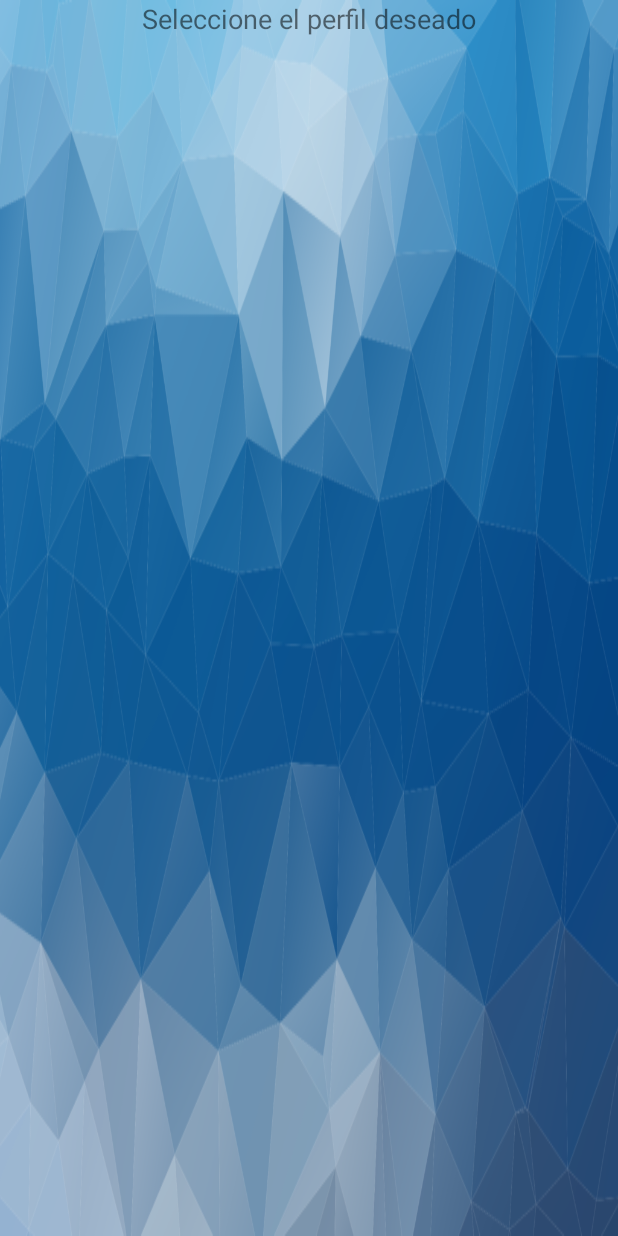
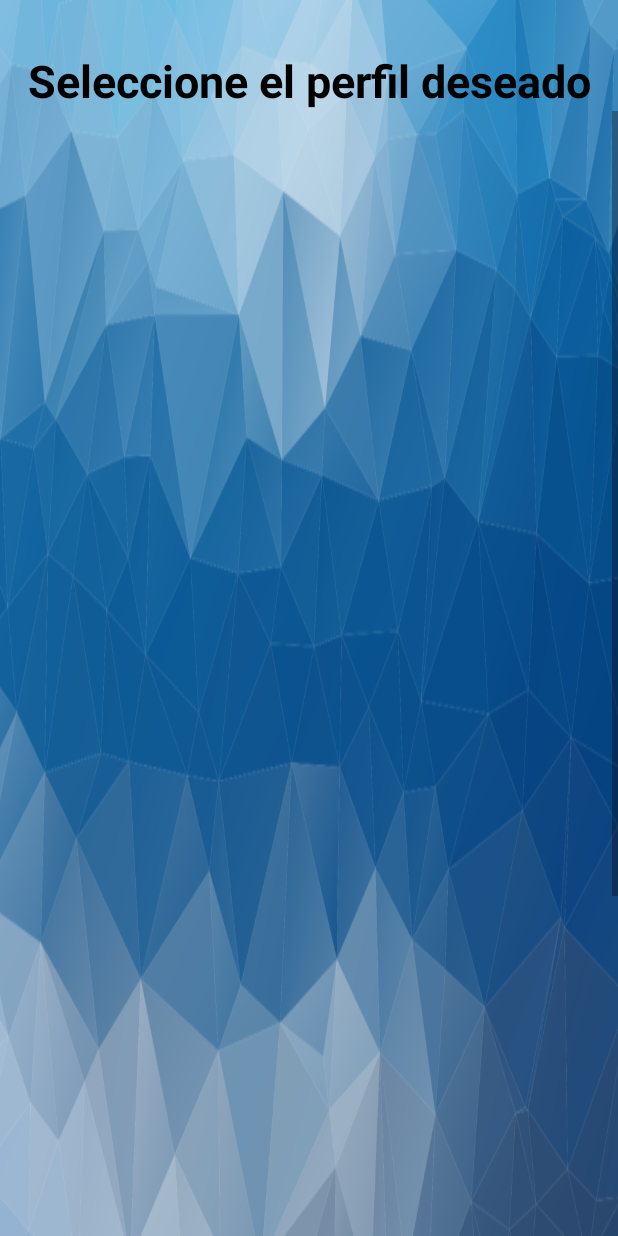
Before and after one commit to soa-1c2019-unlam/SMARTE, an Android app: the IniciarPerfiles screen opened directly, with no data from a screen before it, on a phone screen of 412 x 824 dp. Run offline under Robolectric (Android 15) with nearby library versions, the phone set to English and light mode, and no system bars; our stand-ins replace Firebase (no records; nobody signed in at launch, a user with empty details on screens opened directly).

Commit message:
Optimización abm perfiles e Iniciar perfiles.

```diff
--- a/Android/app/src/main/java/com/example/smarteapp2/IniciarPerfiles.java
+++ b/Android/app/src/main/java/com/example/smarteapp2/IniciarPerfiles.java
@@ -1,14 +1,104 @@
 package com.example.smarteapp2;
 
+import android.content.Intent;
 import android.os.Bundle;
+import android.support.annotation.NonNull;
 import android.support.v7.app.AppCompatActivity;
+import android.util.Log;
+import android.view.View;
+import android.widget.AdapterView;
+import android.widget.ArrayAdapter;
+import android.widget.Button;
+import android.widget.ListView;
+import android.widget.Toast;
+
+import com.google.firebase.FirebaseApp;
+import com.google.firebase.database.DataSnapshot;
+import com.google.firebase.database.DatabaseError;
+import com.google.firebase.database.DatabaseReference;
+import com.google.firebase.database.FirebaseDatabase;
+import com.google.firebase.database.ValueEventListener;
+
+import java.util.ArrayList;
+import java.util.List;
 
 public class IniciarPerfiles extends AppCompatActivity {
+
+    private static final String TAG = "IniciarPerfiles";
+    FirebaseDatabase firebaseDataBase;
+    DatabaseReference databaseReference;
+
+    private List<Perfil> perfilList = new ArrayList<Perfil>();
+    ArrayAdapter<Perfil> arrayAdapterPerfil;
+
+    ListView listaPerfiles;
+    Perfil perfilSeleccionado;
+    Button iniciarPerfilButton;
 
     @Override
     protected void onCreate(Bundle savedInstanceState) {
         super.onCreate(savedInstanceState);
         setContentView(R.layout.activity_iniciar_perfiles);
 
+        listaPerfiles = findViewById(R.id.listaPerfiles);
+        iniciarPerfilButton = findViewById(R.id.iniciarPerfilbutton);
+
+        inicializarFirebase();
+
+        ListarDatos();
+
+        listaPerfiles.setOnItemClickListener(new AdapterView.OnItemClickListener(){
+
+        @Override
+        public void onItemClick(AdapterView<?> parent, View view, int position, long id) {
+                perfilSeleccionado = (Perfil) parent.getItemAtPosition(position);
+                iniciarPerfilButton.setVisibility(View.VISIBLE);
+                iniciarPerfilButton.setText("Iniciar " + perfilSeleccionado.getNombre());
+            }
+        });
+
+        iniciarPerfilButton.setOnClickListener(new View.OnClickListener() {
+            @Override
+            public void onClick(View v) {
+                databaseReference.child("servoAzucar").setValue(1);
+                databaseReference.child("servoYerba").setValue(1);
+                databaseReference.child("cantAzucar").setValue(Integer.parseInt(perfilSeleccionado.getAzucar()));
+                Toast.makeText(IniciarPerfiles.this,"A Disfrutar del mejor mate!", Toast.LENGTH_LONG).show();
+                Intent intent = new Intent(v.getContext(), MainActivity.class);
+                startActivityForResult(intent, 0);
+            }
+        });
+    }
+
+    private void ListarDatos() {
+        databaseReference.child("Perfiles").addValueEventListener(new ValueEventListener() {
+            @Override
+            public void onDataChange(@NonNull DataSnapshot dataSnapshot) {
+                perfilList.clear();
+                for (DataSnapshot objSnapShot : dataSnapshot.getChildren()){
+                    Perfil p = objSnapShot.getValue(Perfil.class);
+                    if (p == null){
+                        Toast.makeText(IniciarPerfiles.this,"Atención: No hay perfiles cargados!", Toast.LENGTH_LONG).show();
+                        Intent intent = new Intent(listaPerfiles.getContext(), IniciarCebador.class);
+                        startActivityForResult(intent, 0);
+                    }
+                    else{
+                        perfilList.add(p);
+                        arrayAdapterPerfil = new CustomListAdaptar(IniciarPerfiles.this, R.layout.activity_custom_list_adaptar, perfilList);
+                        listaPerfiles.setAdapter(arrayAdapterPerfil);
+                    }
+                }
+            }
+
+            @Override
+            public void onCancelled(@NonNull DatabaseError databaseError) {
+            }
+        });
+    }
+
+    private void inicializarFirebase() {
+        FirebaseApp.initializeApp(this);
+        firebaseDataBase = FirebaseDatabase.getInstance();
+        databaseReference = firebaseDataBase.getReference();
     }
 }
--- a/Android/app/src/main/java/com/example/smarteapp2/MateAlGustoActivity.java
+++ b/Android/app/src/main/java/com/example/smarteapp2/MateAlGustoActivity.java
@@ -48,10 +48,9 @@ public class MateAlGustoActivity extends AppCompatActivity {
             @Override
             public void onClick(View v) {
                 databaseReference.child("servoAzucar").setValue(1);
+                databaseReference.child("cantAzucar").setValue(1);
             }
         });
-
-
     }
 
     private void inicializarFirebase() {
--- a/Android/app/src/main/java/com/example/smarteapp2/Perfil.java
+++ b/Android/app/src/main/java/com/example/smarteapp2/Perfil.java
@@ -47,6 +47,6 @@ public class Perfil {
 
     @Override
     public String toString(){
-        return nombre+" | "+yerba+"% de yerba "+" | "+ azucar + " cucharadas de azucar";
+        return nombre+" | "+ azucar + " de azúcar";
     }
 }
--- a/Android/app/src/main/res/layout/activity_iniciar_perfiles.xml
+++ b/Android/app/src/main/res/layout/activity_iniciar_perfiles.xml
@@ -16,14 +16,46 @@
             android:id="@+id/textView"
             android:layout_width="match_parent"
             android:layout_height="wrap_content"
+            android:layout_marginTop="50px"
             android:text="Seleccione el perfil deseado"
-            android:textSize="18sp"
-            android:textAlignment="center"/>
+            android:textAlignment="center"
+            android:textColor="#000000"
+            android:textSize="30sp"
+            android:textStyle="bold" />
 
-        <android.support.v7.widget.RecyclerView
-            android:id="@+id/perfilesList"
+        <ScrollView
             android:layout_width="match_parent"
-            android:layout_height="match_parent" />
+            android:layout_height="535dp">
 
+            <LinearLayout
+                android:layout_width="match_parent"
+                android:layout_height="wrap_content"
+                android:orientation="vertical">
+
+                <ListView
+                    android:id="@+id/listaPerfiles"
+                    android:layout_width="match_parent"
+                    android:layout_height="514dp"
+                    android:layout_marginTop="50px"
+                    android:divider="@android:color/black"
+                    android:textColor="#000000"
+                    android:textFilterEnabled="false"
+                    android:textSize="30sp"
+                    android:textStyle="bold">
+
+                </ListView>
+            </LinearLayout>
+        </ScrollView>
+
+        <Button
+            android:id="@+id/iniciarPerfilbutton"
+            android:layout_width="match_parent"
+            android:layout_height="wrap_content"
+            android:layout_marginTop="50px"
+            android:layout_marginBottom="30px"
+            android:visibility="invisible"
+            android:background="@android:drawable/toast_frame"
+            android:text="Iniciar"
+            android:textSize="20sp"/>
     </LinearLayout>
 </android.support.constraint.ConstraintLayout>
--- a/Android/app/src/main/res/values/colors.xml
+++ b/Android/app/src/main/res/values/colors.xml
@@ -3,4 +3,5 @@
     <color name="colorPrimary">#008577</color>
     <color name="colorPrimaryDark">#00574B</color>
     <color name="colorAccent">#D81B60</color>
+    <color name="colorFondoActionBar">#5E3D82FF</color>
 </resources>
--- a/Android/app/src/main/res/values/styles.xml
+++ b/Android/app/src/main/res/values/styles.xml
@@ -3,9 +3,22 @@
     <!-- Base application theme. -->
     <style name="AppTheme" parent="Theme.AppCompat.Light.DarkActionBar">
         <!-- Customize your theme here. -->
-        <item name="colorPrimary">@color/colorPrimary</item>
-        <item name="colorPrimaryDark">@color/colorPrimaryDark</item>
-        <item name="colorAccent">@color/colorAccent</item>
+        <item name="colorPrimary">@color/colorFondoActionBar</item>
+        <item name="colorPrimaryDark">@color/colorFondoActionBar</item>
+        <item name="colorAccent">@color/colorFondoActionBar</item>
+        <item name="actionModeBackground">@color/colorFondoActionBar</item>
+        <item name="colorBackgroundFloating">@color/colorFondoActionBar</item>
+        <item name="color">@color/colorFondoActionBar</item>
+    </style>
+
+    <style name="AppThemeSmarte" parent="Theme.AppCompat">
+        <!-- Customize your theme here. -->
+        <item name="colorPrimary">@color/colorFondoActionBar</item>
+        <item name="colorPrimaryDark">@color/colorFondoActionBar</item>
+        <item name="colorAccent">@color/colorFondoActionBar</item>
+        <item name="actionModeBackground">@color/colorFondoActionBar</item>
+        <item name="colorBackgroundFloating">@color/colorFondoActionBar</item>
+        <item name="color">@color/colorFondoActionBar</item>
     </style>
 
 </resources>
```
Also changed, not shown: Android/app/src/main/AndroidManifest.xml (+7 -4 lines), Android/app/src/main/java/com/example/smarteapp2/ConfigurarPerfiles.java (+5 -16 lines), Android/app/src/main/java/com/example/smarteapp2/CustomListAdaptar.java (added, +53 -0 lines), Android/app/src/main/java/com/example/smarteapp2/IniciarServo.java (deleted, +0 -79 lines), Android/app/src/main/res/layout/activity_configurar_perfiles.xml (+19 -14 lines), Android/app/src/main/res/layout/activity_custom_list_adaptar.xml (added, +14 -0 lines), Android/app/src/main/res/layout/activity_iniciar_cebador.xml (+8 -2 lines), Android/app/src/main/res/layout/activity_iniciar_servo.xml (deleted, +0 -38 lines), Android/app/src/main/res/menu/menu_main.xml (+12 -14 lines), 1 other file.
